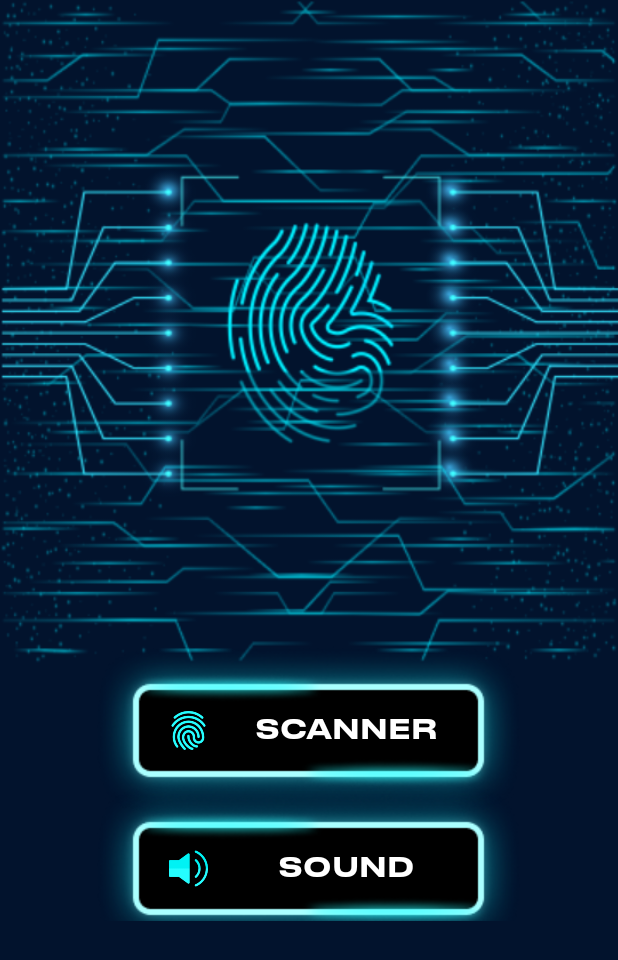
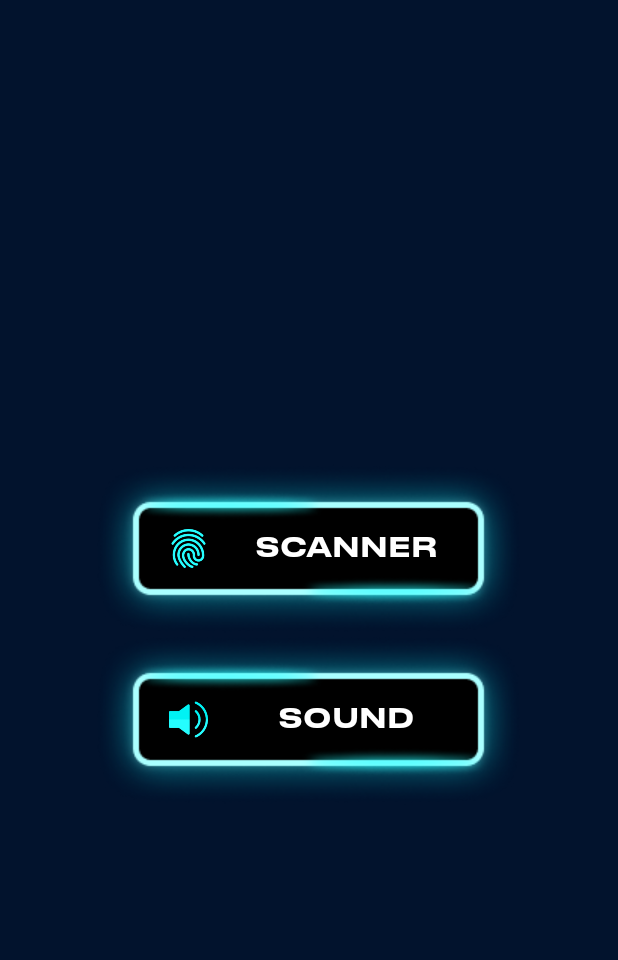
Before and after one commit to trankien2502/lie_detector, an Android app: the MainActivity screen opened directly, with no data from a screen before it, on a phone screen of 412 x 824 dp. Shown: the top 960 px of the screen. Run offline under Robolectric (Android 15) with nearby library versions, the phone set to English and light mode, and no system bars.

Commit message:
up ver 101

```diff
--- a/app/src/main/res/layout/activity_main.xml
+++ b/app/src/main/res/layout/activity_main.xml
@@ -5,30 +5,18 @@
     android:layout_height="match_parent"
     android:background="#02132d">
 
-    <ScrollView
+    <LinearLayout
         android:layout_width="match_parent"
-        android:layout_height="match_parent">
+        android:layout_height="match_parent"
+        android:gravity="center"
+        android:orientation="vertical">
 
-        <RelativeLayout
-            android:layout_width="match_parent"
-            android:layout_height="wrap_content">
-
-            <ImageView
-                android:id="@+id/img_home"
-                android:layout_width="match_parent"
-                android:layout_height="wrap_content"
-                android:adjustViewBounds="true"
-                android:src="@drawable/img_home_foreground" />
 
         <FrameLayout
             android:id="@+id/layout_scanner"
             android:layout_width="wrap_content"
             android:layout_height="wrap_content"
-                android:layout_alignParentTop="true"
-                android:layout_centerHorizontal="true"
-                android:layout_gravity="center"
-                android:layout_marginTop="430dp"
-                android:layout_marginBottom="-22dp">
+            android:layout_gravity="center">
 
             <ImageView
                 android:layout_width="match_parent"
@@ -77,8 +65,6 @@
             android:id="@+id/layout_sounds"
             android:layout_width="wrap_content"
             android:layout_height="wrap_content"
-                android:layout_below="@id/layout_scanner"
-                android:layout_centerHorizontal="true"
             android:layout_gravity="center"
             android:layout_marginBottom="-22dp">
 
@@ -123,7 +109,6 @@
             </androidx.constraintlayout.widget.ConstraintLayout>
 
         </FrameLayout>
-        </RelativeLayout>
-    </ScrollView>
+    </LinearLayout>
 
 </RelativeLayout>
```
Also changed, not shown: app/build.gradle (+14 -2 lines), app/src/main/java/com/liedetector/test/prank/liescanner/truthtest/ui/main/MainActivity.java (+1 -3 lines), app/src/main/java/com/liedetector/test/prank/liescanner/truthtest/ui/setting/SettingActivity.java (+0 -3 lines). Lines whose indentation alone changed are shown as unchanged.
